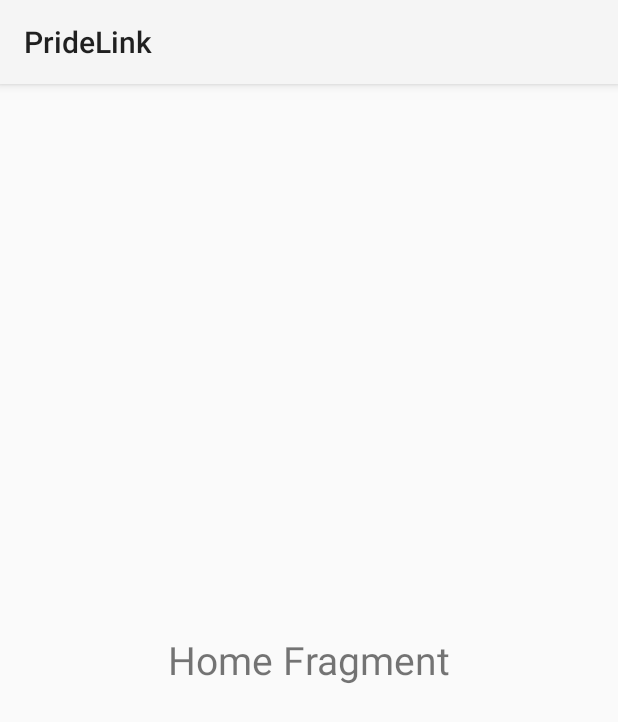
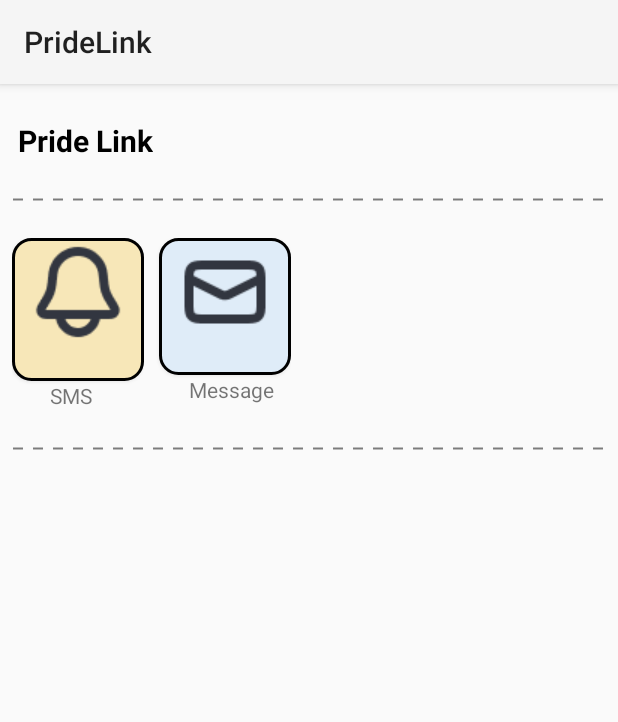
Before and after one commit to RickleAndMortimer/PrideLink, an Android app: the fragment Home shown on its own in the app's theme, on a phone screen of 412 x 824 dp. Shown: the top 722 px of the screen. Run offline under Robolectric (Android 15) with nearby library versions, the light colour scheme and no system bars.

Commit message:
parts of home page

```diff
--- a/app/src/main/AndroidManifest.xml
+++ b/app/src/main/AndroidManifest.xml
@@ -15,7 +15,7 @@
         <activity
             android:name=".MainActivity2"
             android:exported="false"
-            android:theme="@style/Theme.AppCompat.Light.NoActionBar"
+            android:theme="@style/Theme.Material3.DayNight.NoActionBar"
             />
         <activity
             android:name=".MentorActivity"
--- /dev/null
+++ b/app/src/main/res/drawable/bell_border.xml
@@ -0,0 +1,11 @@
+<shape xmlns:android="http://schemas.android.com/apk/res/android">
+<solid android:color="#F7E7B8" />
+<stroke
+    android:color="#000000"
+    android:width="2dp" />
+<corners
+    android:bottomRightRadius="12dp"
+    android:bottomLeftRadius="12dp"
+    android:topLeftRadius="12dp"
+    android:topRightRadius="12dp"/>
+</shape>
--- a/app/src/main/res/drawable/button_border.xml
+++ b/app/src/main/res/drawable/button_border.xml
@@ -3,6 +3,12 @@
     <stroke
         android:color="#000000"
         android:width="2dp" />
+
+    <padding
+        android:left="12dp"
+        android:top="0dp"
+        android:right="12dp"
+        android:bottom="0dp" />
     <corners
         android:bottomRightRadius="12dp"
         android:bottomLeftRadius="12dp"
--- /dev/null
+++ b/app/src/main/res/drawable/msg_border.xml
@@ -0,0 +1,11 @@
+<shape xmlns:android="http://schemas.android.com/apk/res/android">
+<solid android:color="#DFECF8" />
+<stroke
+    android:color="#000000"
+    android:width="2dp" />
+<corners
+    android:bottomRightRadius="12dp"
+    android:bottomLeftRadius="12dp"
+    android:topLeftRadius="12dp"
+    android:topRightRadius="12dp"/>
+</shape>
--- a/app/src/main/res/layout/fragment_home.xml
+++ b/app/src/main/res/layout/fragment_home.xml
@@ -5,13 +5,108 @@
     android:layout_height="match_parent"
     tools:context=".Home">
 
-    <!-- TODO: Update blank fragment layout -->
-    <TextView
-        android:layout_width="wrap_content"
+    <LinearLayout
+        android:layout_width="match_parent"
+        android:layout_height="match_parent"
+        android:layout_marginLeft="8dp"
+        android:layout_marginTop="24dp"
+        android:layout_marginRight="8dp"
+        android:background="@null"
+        android:gravity="center_horizontal"
+        android:orientation="vertical">
+
+    <LinearLayout
+        android:layout_width="match_parent"
         android:layout_height="wrap_content"
-        android:text="Home Fragment"
-        android:textSize="26dp"
-        android:layout_gravity="center"
-        />
+        android:orientation="vertical">
+
+        <LinearLayout
+            android:layout_width="wrap_content"
+            android:layout_height="wrap_content"
+            android:baselineAligned="false"
+            android:gravity="center"
+            android:orientation="horizontal">
+
+
+
+            <TextView
+                android:id="@+id/textView"
+                android:layout_width="wrap_content"
+                android:layout_height="wrap_content"
+                android:layout_marginLeft="4dp"
+                android:layout_weight="1"
+                android:text="Pride Link"
+                android:textSize="20sp"
+                android:textColor="#000000"
+                android:textStyle="bold" />
+
+        </LinearLayout>
+
+        <ImageView
+            android:id="@+id/imageView3"
+            android:layout_width="match_parent"
+            android:layout_height="51dp"
+            android:src="@drawable/dotted_line" />
+        <LinearLayout
+            android:layout_width="match_parent"
+            android:layout_height="match_parent">
+            <LinearLayout
+                android:layout_width="wrap_content"
+                android:layout_height="wrap_content"
+                android:orientation="vertical">
+
+                <Button
+                    android:layout_width="wrap_content"
+                    android:layout_height="wrap_content"
+                    android:background="@drawable/bell_border"
+                    android:drawableTop="@drawable/bell"
+                    android:drawablePadding="4dp"
+                    android:scaleType="fitCenter"
+                    android:gravity="center"
+                    />
+                <TextView
+                    android:layout_width="wrap_content"
+                    android:layout_height="wrap_content"
+                    android:text="SMS"
+                    android:layout_marginLeft="25sp"
+                    />
+            </LinearLayout>
+
+            <LinearLayout
+                android:layout_width="wrap_content"
+                android:layout_height="wrap_content"
+                android:orientation="vertical">
+
+                <Button
+                    android:layout_width="wrap_content"
+                    android:layout_height="wrap_content"
+                    android:layout_marginLeft="10sp"
+                    android:background="@drawable/msg_border"
+                    android:drawableTop="@drawable/message"
+
+                    />
+                <TextView
+                    android:layout_width="wrap_content"
+                    android:layout_height="wrap_content"
+                    android:text="Message"
+                    android:layout_marginLeft="30sp"
+                    />
+            </LinearLayout>
+
+        </LinearLayout>
+
+
+
+
+        <ImageView
+            android:id="@+id/imageView4"
+            android:layout_width="match_parent"
+            android:layout_height="51dp"
+            android:src="@drawable/dotted_line" />
+
+
+    </LinearLayout>
+    </LinearLayout>
+
 
 </FrameLayout>
```
Also changed, not shown: app/src/main/res/drawable/bell.png (added), app/src/main/res/drawable/message.png (added).
